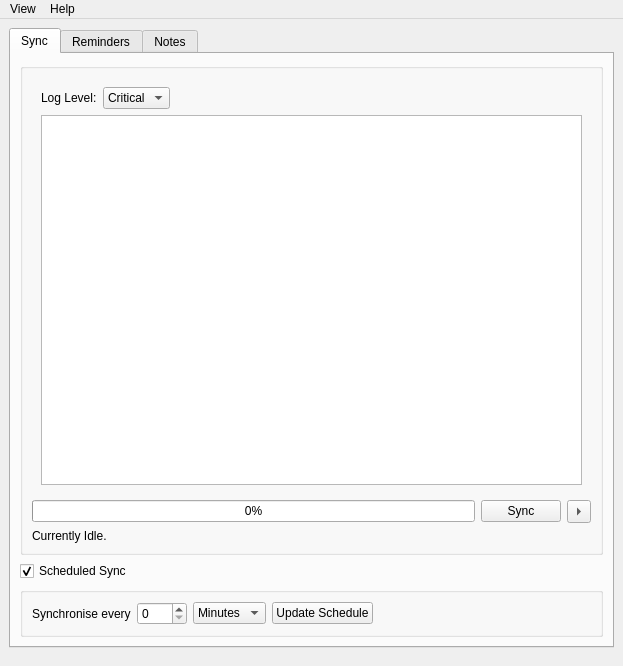
Above: view/taskbridge.ui from pint-sized/taskbridge before the change. Below: the same form after it.
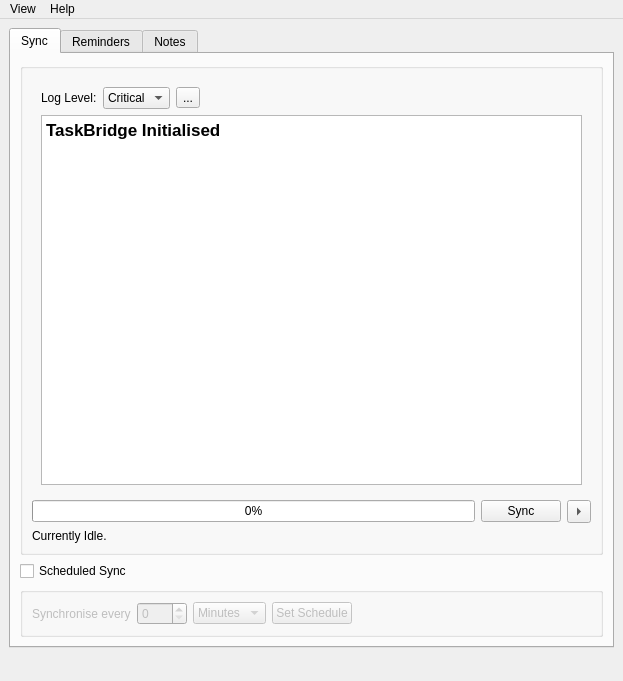
That is the form after the change. The open tabs and pages were chosen to show the change.

```diff
--- a/view/taskbridge.ui
+++ b/view/taskbridge.ui
@@ -7,7 +7,7 @@
     <x>0</x>
     <y>0</y>
     <width>623</width>
-    <height>666</height>
+    <height>681</height>
    </rect>
   </property>
   <property name="sizePolicy">
@@ -95,6 +95,13 @@
                    </item>
                   </widget>
                  </item>
+                 <item>
+                  <widget class="QToolButton" name="btn_clear_logs">
+                   <property name="text">
+                    <string>...</string>
+                   </property>
+                  </widget>
+                 </item>
                  <item>
                   <spacer name="horizontalSpacer">
                    <property name="orientation">
@@ -111,7 +118,19 @@
                 </layout>
                </item>
                <item>
-                <widget class="QListWidget" name="lst_sync_log"/>
+                <widget class="QTextEdit" name="txt_log_display">
+                 <property name="readOnly">
+                  <bool>true</bool>
+                 </property>
+                 <property name="html">
+                  <string>&lt;!DOCTYPE HTML PUBLIC &quot;-//W3C//DTD HTML 4.0//EN&quot; &quot;http://www.w3.org/TR/REC-html40/strict.dtd&quot;&gt;
+&lt;html&gt;&lt;head&gt;&lt;meta name=&quot;qrichtext&quot; content=&quot;1&quot; /&gt;&lt;meta charset=&quot;utf-8&quot; /&gt;&lt;style type=&quot;text/css&quot;&gt;
+p, li { white-space: pre-wrap; }
+hr { height: 1px; border-width: 0; }
+&lt;/style&gt;&lt;/head&gt;&lt;body style=&quot; font-family:'.AppleSystemUIFont'; font-size:13pt; font-weight:400; font-style:normal;&quot;&gt;
+&lt;p style=&quot; margin-top:0px; margin-bottom:0px; margin-left:0px; margin-right:0px; -qt-block-indent:0; text-indent:0px;&quot;&gt;&lt;span style=&quot; font-weight:700;&quot;&gt;TaskBridge Initialised&lt;/span&gt;&lt;/p&gt;&lt;/body&gt;&lt;/html&gt;</string>
+                 </property>
+                </widget>
                </item>
               </layout>
              </widget>
@@ -161,12 +180,15 @@
            <string>Scheduled Sync</string>
           </property>
           <property name="checked">
-           <bool>true</bool>
+           <bool>false</bool>
           </property>
          </widget>
         </item>
         <item>
-         <widget class="QGroupBox" name="gb_autosync_2">
+         <widget class="QGroupBox" name="gb_autosync">
+          <property name="enabled">
+           <bool>false</bool>
+          </property>
           <property name="title">
            <string/>
           </property>
@@ -213,7 +235,7 @@
              <item>
               <widget class="QPushButton" name="btn_sync_update_schedule">
                <property name="text">
-                <string>Update Schedule</string>
+                <string>Set Schedule</string>
                </property>
               </widget>
              </item>
```
Left out of the diff: 32 changed lines with no effect on the pictures.
